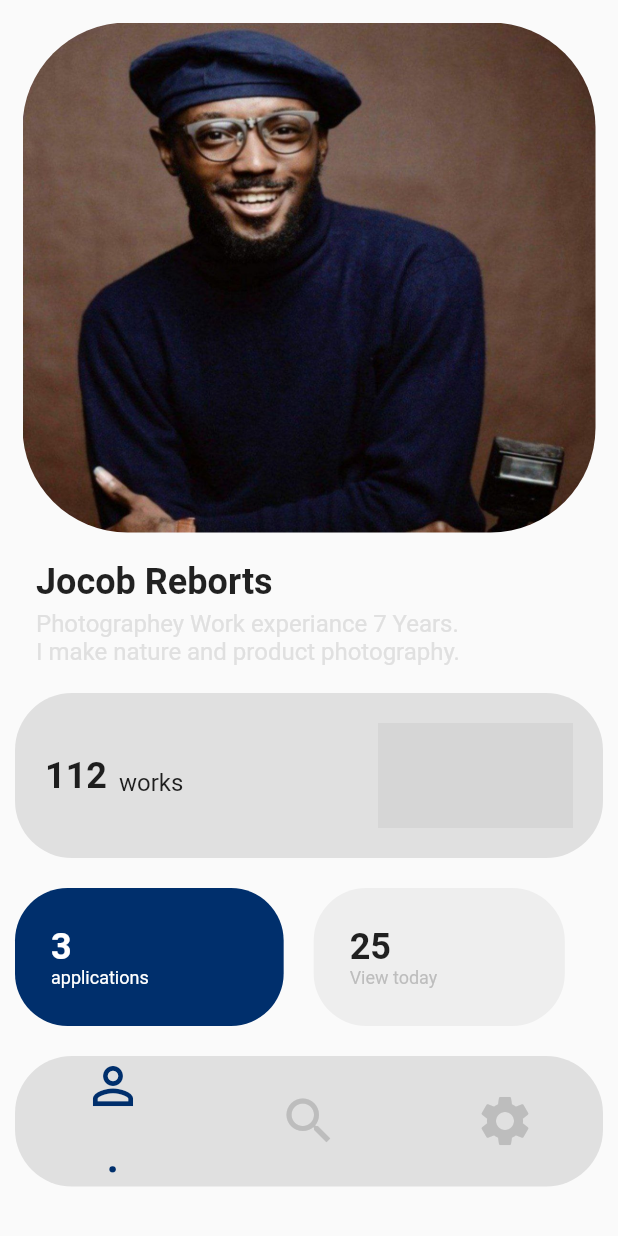
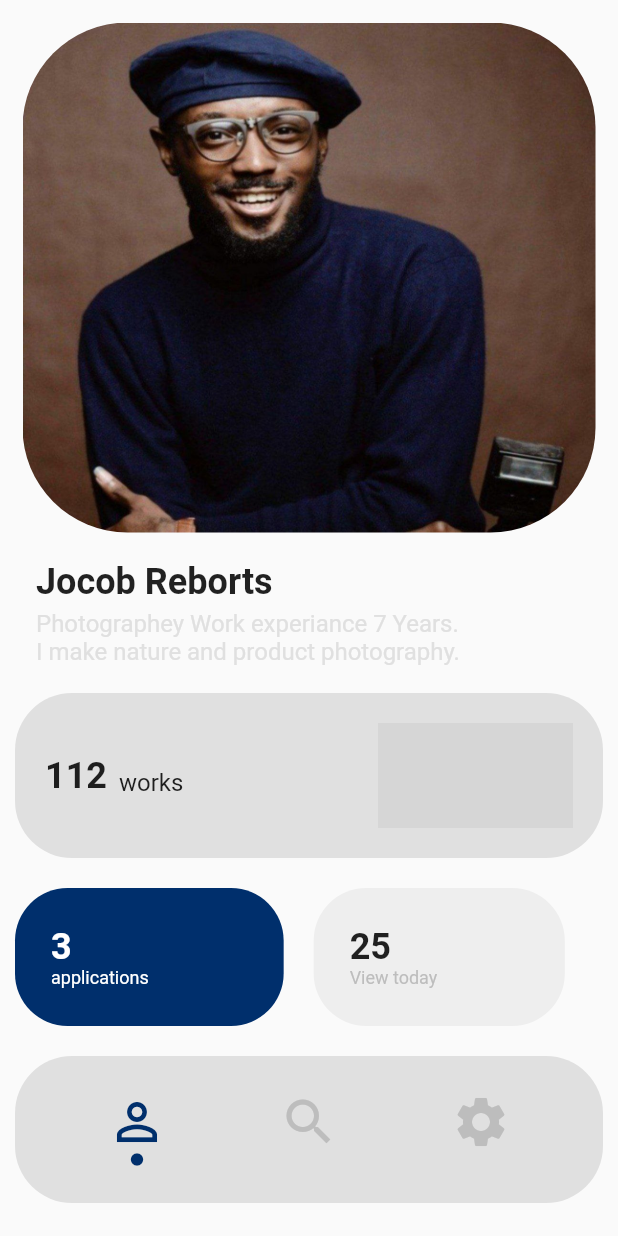
Before and after one commit to bissan-sameeh/workUi2, a Flutter app: the screen it shows after launch, on a phone screen of 412 x 824 dp. Run offline on Flutter 3.47's test engine with Material 2 defaults, Android fonts, the light colour scheme and no system bars; network calls fail; grey boxes are pictures that could not be loaded.

Commit message:
seconed edit

```diff
--- a/lib/main.dart
+++ b/lib/main.dart
@@ -190,7 +190,7 @@ class MyApp extends StatelessWidget {
                 ],
               ),
               Container(
-                  //     padding: const EdgeInsets.all(4),
+                  padding: const EdgeInsets.all(24),
                   margin: const EdgeInsets.all(10),
                   decoration: BoxDecoration(
                     color: Colors.grey[300],
@@ -198,25 +198,20 @@ class MyApp extends StatelessWidget {
                   ),
                   child: Row(
                     mainAxisAlignment: MainAxisAlignment.spaceAround,
+                    crossAxisAlignment: CrossAxisAlignment.start,
                     children: [
-                      const Column(
-                        // mainAxisAlignment: MainAxisAlignment.center,
-                        // crossAxisAlignment: CrossAxisAlignment.center,
-                        children: [
+                      const Column(children: [
                         Icon(
                           Icons.perm_identity,
                           color: Color(0xff002f6c),
                           size: 40,
                         ),
-                          Text(
-                            ".",
-                            style: TextStyle(
-                              fontSize: 40,
+                        Icon(
+                          Icons.circle,
                           color: Color(0xff002f6c),
+                          size: 10,
                         ),
-                          )
-                        ],
-                      ),
+                      ]),
                       Icon(
                         Icons.search,
                         color: Colors.grey[400],
```
Lines whose indentation alone changed are shown as unchanged.
